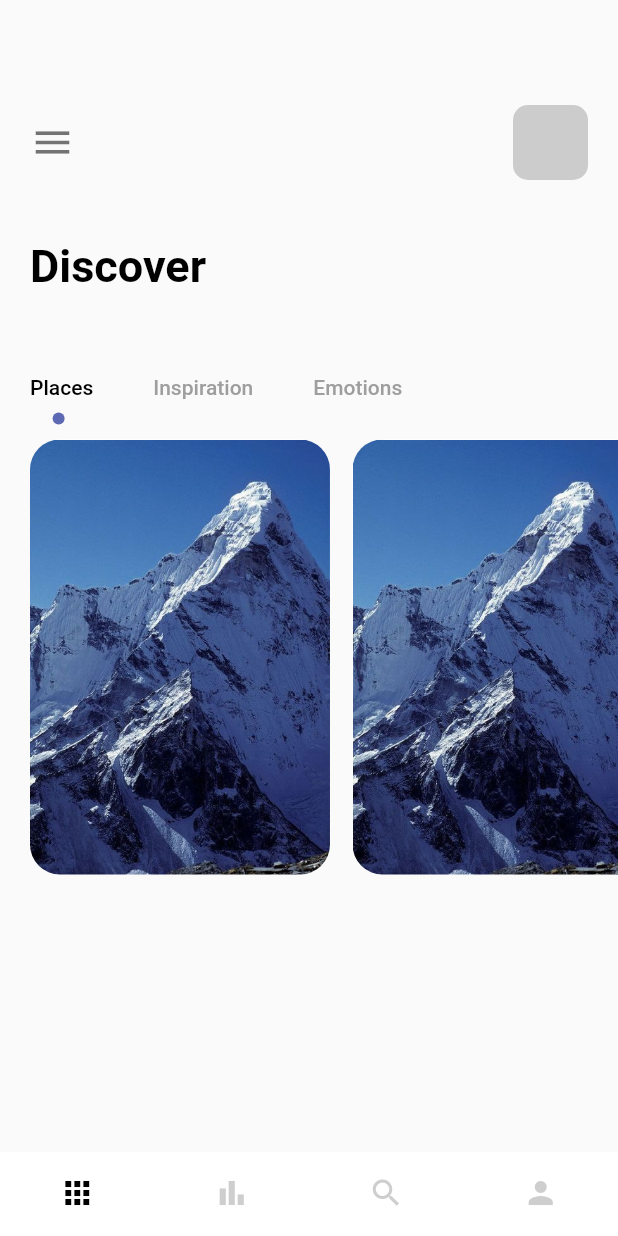
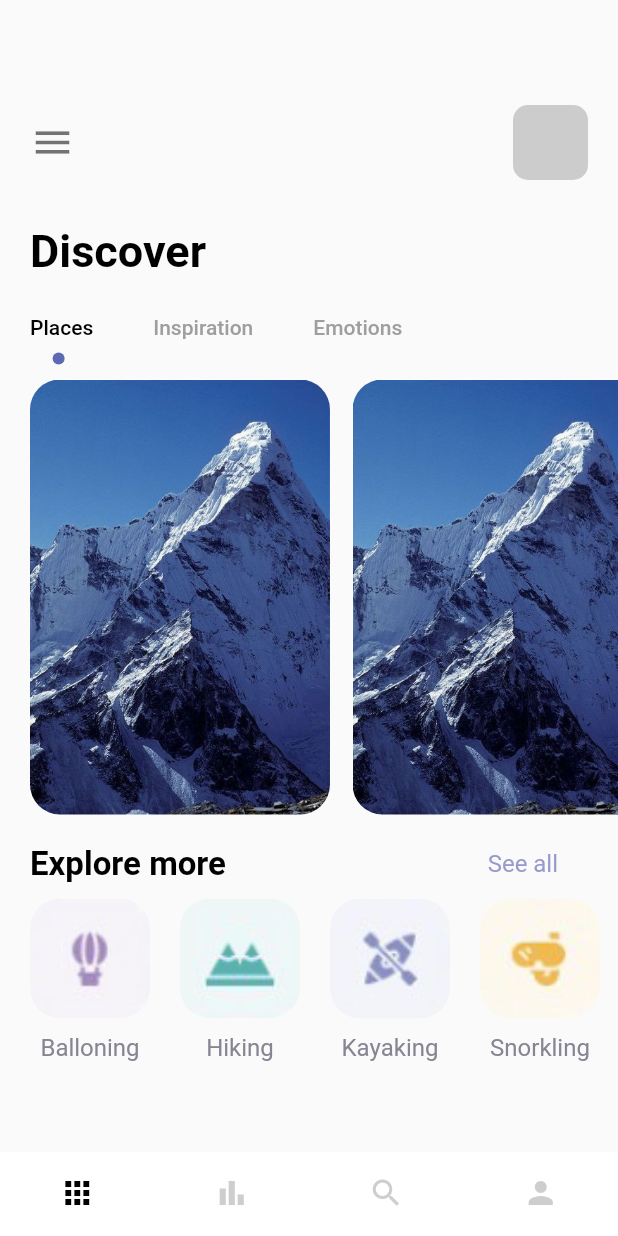
Before and after one commit to grglucastr/flutter_cubic, a Flutter app: the screen it shows after launch, on a phone screen of 412 x 824 dp. Run offline on Flutter 3.47's test engine with Material 2 defaults, Android fonts, the phone set to English and light mode, and no system bars.

Commit message:
add: explore more categories, home page fully complete

```diff
--- a/lib/pages/nav_pages/home_page.dart
+++ b/lib/pages/nav_pages/home_page.dart
@@ -1,6 +1,7 @@
 import 'package:flutter/material.dart';
 import 'package:flutter_cubic/misc/AppColors.dart';
 import 'package:flutter_cubic/widgets/app_large_text.dart';
+import 'package:flutter_cubic/widgets/app_text.dart';
 
 class HomePage extends StatefulWidget {
   const HomePage({Key? key}) : super(key: key);
@@ -10,6 +11,14 @@ class HomePage extends StatefulWidget {
 }
 
 class _HomePageState extends State<HomePage> with TickerProviderStateMixin {
+
+  final images = {
+    "balloning.png": "Balloning",
+    "hiking.png": "Hiking",
+    "kayaking.png": "Kayaking",
+    "snorkling.png": "Snorkling",
+  };
+
   @override
   Widget build(BuildContext context) {
     TabController _tabController = TabController(length: 3, vsync: this);
@@ -38,7 +47,7 @@ class _HomePageState extends State<HomePage> with TickerProviderStateMixin {
 
           //Discover
           const SizedBox(
-            height: 40,
+            height: 30,
           ),
           Container(
             margin: const EdgeInsets.only(left: 20),
@@ -47,7 +56,7 @@ class _HomePageState extends State<HomePage> with TickerProviderStateMixin {
 
           //Tab bar
           const SizedBox(
-            height: 40,
+            height: 10,
           ),
           Container(
             child: Align(
@@ -105,6 +114,66 @@ class _HomePageState extends State<HomePage> with TickerProviderStateMixin {
                 Text("Bye"),
               ],
             ),
+          ),
+
+          const SizedBox(
+            height: 20,
+          ),
+          Padding(
+            padding: const EdgeInsets.only(left: 20, right: 40),
+            child: Row(
+              mainAxisAlignment: MainAxisAlignment.spaceBetween,
+              children: [
+                AppLargeText(
+                  text: "Explore more",
+                  size: 22,
+                ),
+                AppText(
+                  text: "See all",
+                  color: AppColors.textColor1,
+                ),
+              ],
+            ),
+          ),
+
+          const SizedBox(
+            height: 10,
+          ),
+          Container(
+            height: 150,
+            width: double.maxFinite,
+            margin: const EdgeInsets.only(left: 20),
+            child: ListView.builder(
+              itemCount: 4,
+              scrollDirection: Axis.horizontal,
+              itemBuilder: (context, index) {
+                return Container(
+                  margin: const EdgeInsets.only(right: 20),
+                  child: Column(children: [
+                    Container(
+                      //margin: const EdgeInsets.only(right: 50),
+                      width: 80,
+                      height: 80,
+                      decoration: BoxDecoration(
+                        borderRadius: BorderRadius.circular(20),
+                        color: Colors.white,
+                        image: DecorationImage(
+                          image: AssetImage("img/${images.keys.elementAt(index)}"),
+                          fit: BoxFit.cover,
+                        ),
+                      ),
+                    ),
+                    const SizedBox(height: 10,),
+                    Container(
+                      child: AppText(
+                        text: images.values.elementAt(index),
+                        color: AppColors.textColor2,
+                      ),
+                    )
+                  ]),
+                );
+              },
+            ),
           )
         ],
       ),
```
